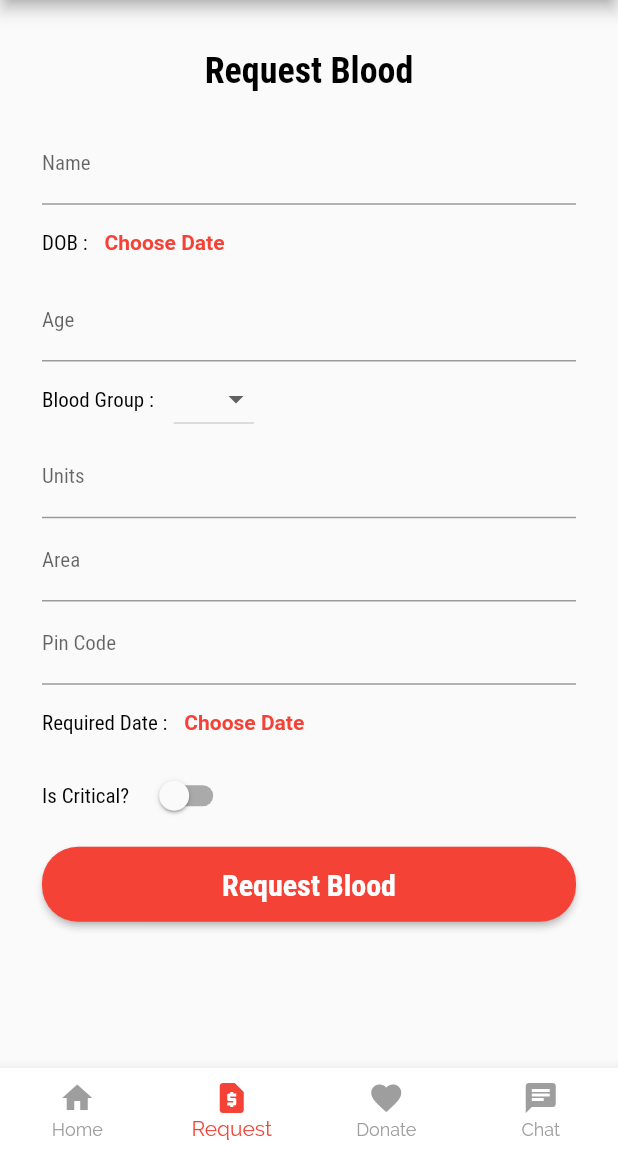
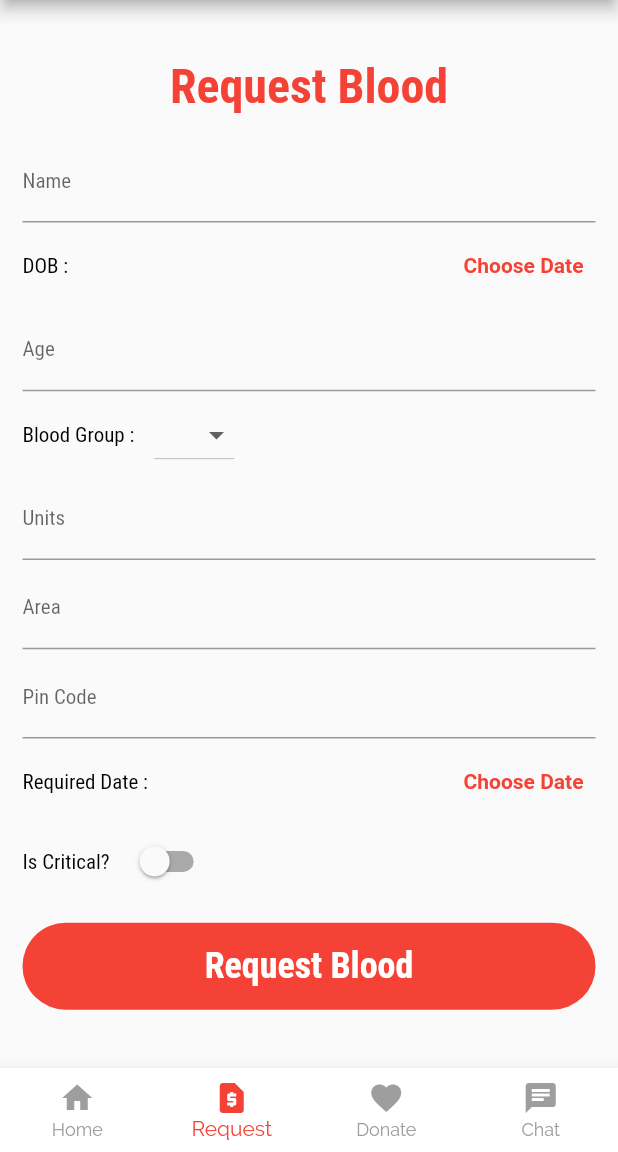
Before and after one commit to richardjoel777/blood_plus, a Flutter app: the TabsScreen screen opened directly, item 2 of the bottom bar chosen, on a phone screen of 412 x 824 dp, the part 84-1236 px from its top. Run offline on Flutter 3.47's test engine with Material 2 defaults, Android fonts, the phone set to English and light mode, and no system bars; our stand-ins replace cloud_firestore, firebase_auth, firebase_core, fluttertoast, geolocator; accounts and stored records are empty.

Commit message:
request sceen done

```diff
--- a/lib/screens/requestScreen.dart
+++ b/lib/screens/requestScreen.dart
@@ -57,29 +57,25 @@ class _RequestsScreenState extends State<RequestsScreen> {
   @override
   Widget build(BuildContext context) {
     final donationRequestsData = Provider.of<Donations>(context);
-    return SingleChildScrollView(
-      child: Padding(
-        padding: EdgeInsets.all(8.0),
+    return Padding(
+      padding: EdgeInsets.symmetric(horizontal: 15.0, vertical: 5),
       child: Column(
         children: [
-            SizedBox(
-              height: 25.0,
+          Spacer(
+            flex: 2,
           ),
           Text(
             "Request Blood",
             style: Theme.of(context)
                 .textTheme
                 .headline6
-                  .copyWith(color: Colors.black, fontSize: 24),
+                .copyWith(color: Colors.red, fontSize: 32),
             textAlign: TextAlign.center,
           ),
-            Padding(
-              padding: EdgeInsets.all(20.0),
+          Spacer(),
+          Container(
             child: Column(
               children: [
-                  SizedBox(
-                    height: 1.0,
-                  ),
                 TextField(
                   controller: nameTextEditingController,
                   keyboardType: TextInputType.text,
@@ -94,7 +90,7 @@ class _RequestsScreenState extends State<RequestsScreen> {
                   style: TextStyle(fontSize: 14.0),
                 ),
                 SizedBox(
-                    height: 1.0,
+                  height: 5.0,
                 ),
                 Row(
                   children: [
@@ -107,6 +103,9 @@ class _RequestsScreenState extends State<RequestsScreen> {
                           fontWeight: FontWeight.normal,
                           color: Colors.black),
                     ),
+                    Expanded(
+                      child: Container(),
+                    ),
                     TextButton(
                       style: TextButton.styleFrom(
                           primary: Theme.of(context).primaryColor),
@@ -114,12 +113,13 @@ class _RequestsScreenState extends State<RequestsScreen> {
                       child: Text(
                         "Choose Date",
                         style: TextStyle(fontWeight: FontWeight.bold),
+                        textAlign: TextAlign.end,
                       ),
                     )
                   ],
                 ),
                 SizedBox(
-                    height: 1.0,
+                  height: 5.0,
                 ),
                 TextField(
                   controller: ageTextEditingController,
@@ -128,12 +128,11 @@ class _RequestsScreenState extends State<RequestsScreen> {
                       labelText: "Age",
                       labelStyle: TextStyle(
                           fontSize: 14.0, fontFamily: 'RobotoCondensed'),
-                        hintStyle:
-                            TextStyle(color: Colors.grey, fontSize: 10.0)),
+                      hintStyle: TextStyle(color: Colors.grey, fontSize: 10.0)),
                   style: TextStyle(fontSize: 14.0),
                 ),
                 SizedBox(
-                    height: 1,
+                  height: 5,
                 ),
                 Row(
                   children: [
@@ -173,7 +172,7 @@ class _RequestsScreenState extends State<RequestsScreen> {
                   ],
                 ),
                 SizedBox(
-                    height: 1.0,
+                  height: 5.0,
                 ),
                 TextField(
                   controller: unitsTextEditingController,
@@ -182,12 +181,11 @@ class _RequestsScreenState extends State<RequestsScreen> {
                       labelText: "Units",
                       labelStyle: TextStyle(
                           fontSize: 14.0, fontFamily: 'RobotoCondensed'),
-                        hintStyle:
-                            TextStyle(color: Colors.grey, fontSize: 10.0)),
+                      hintStyle: TextStyle(color: Colors.grey, fontSize: 10.0)),
                   style: TextStyle(fontSize: 14.0),
                 ),
                 SizedBox(
-                    height: 1,
+                  height: 5,
                 ),
                 TextField(
                   controller: areaTextEditingController,
@@ -195,12 +193,11 @@ class _RequestsScreenState extends State<RequestsScreen> {
                       labelText: "Area",
                       labelStyle: TextStyle(
                           fontSize: 14.0, fontFamily: 'RobotoCondensed'),
-                        hintStyle:
-                            TextStyle(color: Colors.grey, fontSize: 10.0)),
+                      hintStyle: TextStyle(color: Colors.grey, fontSize: 10.0)),
                   style: TextStyle(fontSize: 14.0),
                 ),
                 SizedBox(
-                    height: 1,
+                  height: 5,
                 ),
                 TextField(
                   controller: pinCodeTextEditingController,
@@ -209,12 +206,11 @@ class _RequestsScreenState extends State<RequestsScreen> {
                       labelText: "Pin Code",
                       labelStyle: TextStyle(
                           fontSize: 14.0, fontFamily: 'RobotoCondensed'),
-                        hintStyle:
-                            TextStyle(color: Colors.grey, fontSize: 10.0)),
+                      hintStyle: TextStyle(color: Colors.grey, fontSize: 10.0)),
                   style: TextStyle(fontSize: 14.0),
                 ),
                 SizedBox(
-                    height: 1,
+                  height: 5,
                 ),
                 Row(
                   children: [
@@ -227,6 +223,9 @@ class _RequestsScreenState extends State<RequestsScreen> {
                           fontWeight: FontWeight.normal,
                           color: Colors.black),
                     ),
+                    Expanded(
+                      child: Container(),
+                    ),
                     TextButton(
                       style: TextButton.styleFrom(
                           primary: Theme.of(context).primaryColor),
@@ -234,12 +233,13 @@ class _RequestsScreenState extends State<RequestsScreen> {
                       child: Text(
                         "Choose Date",
                         style: TextStyle(fontWeight: FontWeight.bold),
+                        textAlign: TextAlign.end,
                       ),
                     )
                   ],
                 ),
                 SizedBox(
-                    height: 1.0,
+                  height: 5.0,
                 ),
                 Row(
                   children: [
@@ -263,27 +263,28 @@ class _RequestsScreenState extends State<RequestsScreen> {
                         }),
                   ],
                 ),
-                  SizedBox(
-                    height: 10.0,
-                  ),
-                  ElevatedButton(
-                    style: ElevatedButton.styleFrom(
-                      primary: Theme.of(context).primaryColor,
-                      onPrimary: Colors.white,
-                      shape: RoundedRectangleBorder(
-                        borderRadius: new BorderRadius.circular(24.0),
+              ],
             ),
           ),
+          Spacer(),
+          InkWell(
             child: Container(
-                      height: 50.0,
-                      child: Center(
+              width: double.infinity,
+              padding: const EdgeInsets.symmetric(vertical: 15),
+              decoration: BoxDecoration(
+                borderRadius: BorderRadius.circular(30),
+                color: Colors.red,
+              ),
               child: Text(
                 "Request Blood",
-                          style: Theme.of(context).textTheme.headline6,
+                textAlign: TextAlign.center,
+                style: Theme.of(context)
+                    .textTheme
+                    .headline6
+                    .copyWith(fontSize: 24),
               ),
             ),
-                    ),
-                    onPressed: () async {
+            onTap: () async {
               if (nameTextEditingController.text.length < 4) {
                 showErrorMessage("Name should be atleast 4 characters");
               } else if (_selectedDOB == null) {
@@ -295,8 +296,7 @@ class _RequestsScreenState extends State<RequestsScreen> {
                   int.parse(unitsTextEditingController.text) >= 3) {
                 showErrorMessage("Enter valid Units");
               } else if (areaTextEditingController.text.length < 8) {
-                        showErrorMessage(
-                            "Area should be atleast 25 characters");
+                showErrorMessage("Area should be atleast 25 characters");
               } else if (pinCodeTextEditingController.text.isEmpty) {
                 showErrorMessage("Pin Code is mandatory");
               } else if (ageTextEditingController.text.isEmpty) {
@@ -320,12 +320,9 @@ class _RequestsScreenState extends State<RequestsScreen> {
                     context, '/', (route) => false);
               }
             },
-                  )
+          ),
+          Spacer(flex: 2),
         ],
-              ),
-            ),
-          ],
-        ),
       ),
     );
   }
```
Lines whose indentation alone changed are shown as unchanged.
